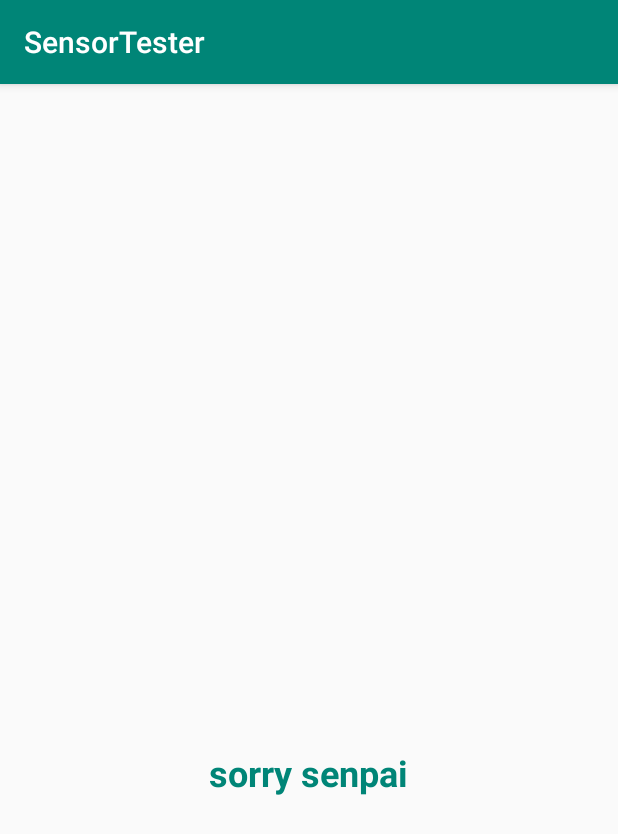
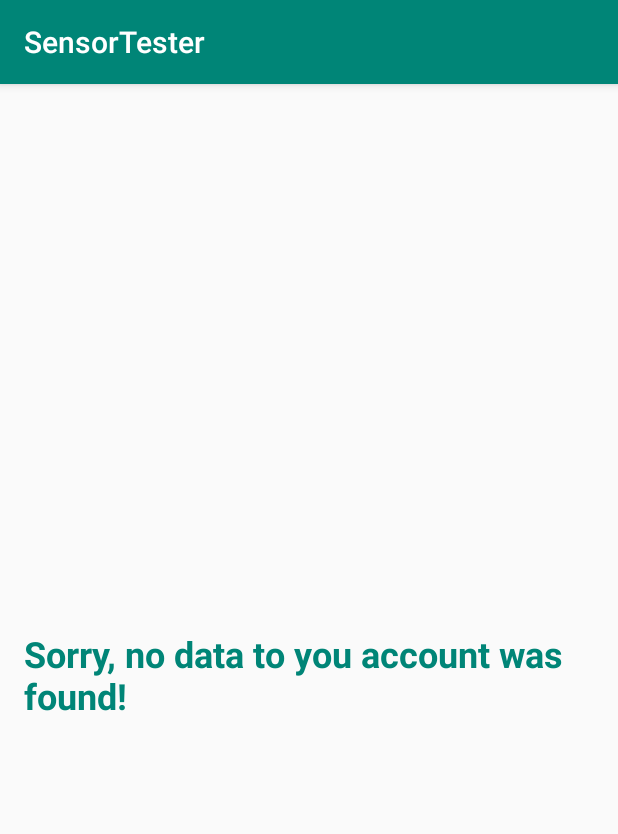
Before and after one commit to uestueab/mobsys, an Android app: the ProfileActivity screen opened directly, with no data from a screen before it, on a phone screen of 412 x 824 dp. Shown: the top 834 px of the screen. Run offline under Robolectric (Android 15) with nearby library versions, the phone set to English and light mode, and no system bars; pictures from the network do not load; 1 statement that could not run was skipped.

Commit message:
Praktikum3 some progress

```diff
--- a/Zitate/app/src/main/java/de/codeyourapp/zitate/ProfileActivity.java
+++ b/Zitate/app/src/main/java/de/codeyourapp/zitate/ProfileActivity.java
@@ -8,42 +8,70 @@ import android.widget.ImageView;
 import android.widget.TextView;
 
 import com.bumptech.glide.Glide;
-import com.google.android.gms.auth.api.signin.GoogleSignInAccount;
 
-import java.io.Serializable;
 import java.util.ArrayList;
+import java.util.HashMap;
 
-@SuppressWarnings("serial")
-public class ProfileActivity extends AppCompatActivity implements Serializable{
+public class ProfileActivity extends AppCompatActivity{
 
     ArrayList<String> userData;
 
-    ImageView profileImageView;
-    TextView profileTextView;
+    ImageView photoIView;
+    TextView emailTView;
+    TextView givenNameTView;
+    TextView familyNameTView;
+    TextView nameTView;
+    TextView idTView;
 
     @Override
     protected void onCreate(Bundle savedInstanceState) {
         super.onCreate(savedInstanceState);
         setContentView(R.layout.activity_profile);
 
-        profileImageView = findViewById(R.id.profile_imageView);
-        profileTextView = findViewById(R.id.profile_textView);
+        photoIView = findViewById(R.id.profile_imageView);
+        emailTView = findViewById(R.id.email_textView);
+        givenNameTView = findViewById(R.id.givenName_textView);
+        familyNameTView = findViewById(R.id.familyName_textView);
+        nameTView = findViewById(R.id.name_textView);
+        idTView = findViewById(R.id.userId_textView);
 
         // get all the the data, that comes send when singing in
         Bundle extras = getIntent().getExtras();
-        if (extras != null) {
+        HashMap<String, String> userDataMap = (HashMap<String, String>) getIntent().getSerializableExtra("userDataMap");
 
-            userData = extras.getStringArrayList("userData");
+        // Did we get any account data at all?
+        if (!userDataMap.isEmpty() || userDataMap != null) {
 
-            String photo = userData.get(0);
-            Uri photoURL = Uri.parse(photo);
 
-            Glide.with(ProfileActivity.this)
-                    .load(photoURL).into(profileImageView);
+            if(userDataMap.containsKey("photoUrl")){
+                String photo = userDataMap.get("photoUrl");
+                Uri photoURL = Uri.parse(photo);
 
-            profileTextView.setText("Email: " + userData.get(1));
+                Glide.with(ProfileActivity.this)
+                        .load(photoURL).into(photoIView);
+            }
+
+            if(userDataMap.containsKey("userEmail")){
+                emailTView.setText("Email: " + userDataMap.get("userEmail"));
+            }
+
+            if(userDataMap.containsKey("userGivenName")){
+                givenNameTView.setText("Given name: " + userDataMap.get("userGivenName"));
+            }
+
+            if(userDataMap.containsKey("userFamilyName")){
+                familyNameTView.setText("Family name: " + userDataMap.get("userFamilyName"));
+            }
+
+            if(userDataMap.containsKey("userFamilyName")){
+                nameTView.setText("Name: " + userDataMap.get("userName"));
+            }
+
+            if(userDataMap.containsKey("userId")){
+                idTView.setText("Id: " + userDataMap.get("userId"));
+            }
         }else{
-            profileTextView.setText("sorry senpai");
+            emailTView.setText("Sorry, no data to you account was found!");
         }
     }
 }
--- a/Zitate/app/src/main/res/layout/activity_profile.xml
+++ b/Zitate/app/src/main/res/layout/activity_profile.xml
@@ -15,11 +15,46 @@
         android:layout_height="150dp"/>
 
     <TextView
-        android:id="@+id/profile_textView"
+        android:id="@+id/email_textView"
         android:layout_width="wrap_content"
         android:layout_height="wrap_content"
         android:textSize="24sp"
         android:textStyle="bold"
         android:textColor="@color/colorPrimary"/>
 
+    <TextView
+        android:id="@+id/givenName_textView"
+        android:layout_width="wrap_content"
+        android:layout_height="wrap_content"
+        android:textSize="24sp"
+        android:textStyle="bold"
+        android:textColor="@color/colorPrimary"/>
+
+    <TextView
+        android:id="@+id/familyName_textView"
+        android:layout_width="wrap_content"
+        android:layout_height="wrap_content"
+        android:textSize="24sp"
+        android:textStyle="bold"
+        android:textColor="@color/colorPrimary"/>
+
+    <TextView
+        android:id="@+id/name_textView"
+        android:layout_width="wrap_content"
+        android:layout_height="wrap_content"
+        android:textSize="24sp"
+        android:textStyle="bold"
+        android:textColor="@color/colorPrimary"/>
+
+    <TextView
+        android:id="@+id/userId_textView"
+        android:layout_width="wrap_content"
+        android:layout_height="wrap_content"
+        android:textColor="@color/colorPrimary"
+        android:textSize="24sp"
+        android:textStyle="bold" />
+
+
+
+
 </LinearLayout>
```
Also changed, not shown: Zitate/app/build.gradle (+8 -2 lines), Zitate/app/src/main/AndroidManifest.xml (+8 -0 lines), Zitate/app/src/main/java/de/codeyourapp/zitate/MainActivity.java (+32 -11 lines), Zitate/app/src/main/java/de/codeyourapp/zitate/MyFirebaseMessagingService.java (added, +200 -0 lines), Zitate/build.gradle (+6 -4 lines), Zitate/app/src/main/res/drawable/ic_stat_ic_notification.png (added).
